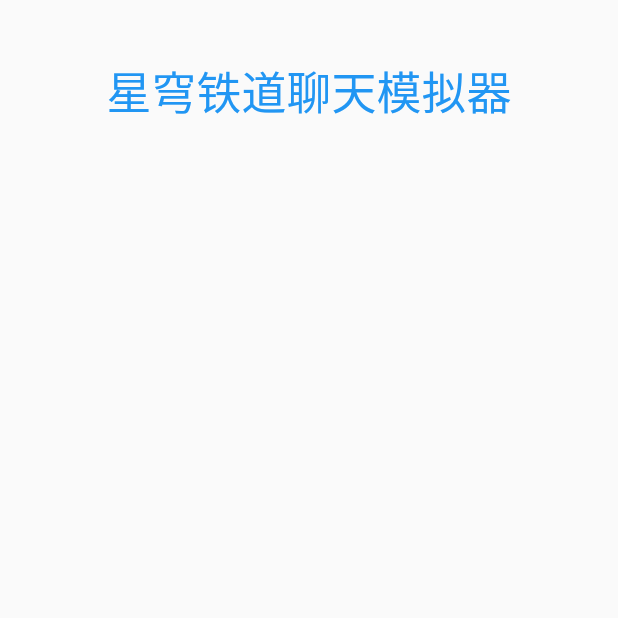
After one commit to nfnfgo/star_rail_msg_simulator, a Flutter app: the screen it shows after launch, item 2 of the bottom bar chosen, after a tap on the "keyboard control" icon, on a phone screen of 412 x 824 dp, the top half of it. The commit adds this screen. Run offline on Flutter 3.47's test engine with Material 2 defaults, Android fonts, the phone set to English and light mode, and no system bars; our stand-ins replace flutter_smart_dialog.

Commit message:
WorkOn: Add new app info page

```diff
--- a/star_rail_im_simulator/lib/pages/sr_im_simulator/chat_page.dart
+++ b/star_rail_im_simulator/lib/pages/sr_im_simulator/chat_page.dart
@@ -17,6 +17,7 @@ import 'package:flutter_smart_dialog/flutter_smart_dialog.dart';
 
 // Pages
 import 'package:star_rail_im_simulator/pages/sr_im_simulator/playable_chat_page.dart';
+import 'package:star_rail_im_simulator/pages/sr_im_simulator/more_info_page.dart';
 
 class SRIMChatPage extends StatefulWidget {
   const SRIMChatPage({super.key});
@@ -304,6 +305,19 @@ class _SRIMEditBarState extends State<SRIMEditBar> {
                   );
                 },
               ),
+
+              // More Info Page
+              IconButton(
+                onPressed: () {
+                  Navigator.of(context).push(MaterialPageRoute(
+                    builder: (context) {
+                      return SRIMAppInfoPage();
+                    },
+                  ));
+                },
+                icon: const Icon(Icons.more_horiz_rounded),
+                iconSize: widget.iconSize,
+              ),
             ],
           ),
         );
--- /dev/null
+++ b/star_rail_im_simulator/lib/pages/sr_im_simulator/more_info_page.dart
@@ -0,0 +1,82 @@
+// Fundamental
+import 'dart:ui';
+import 'package:flutter/material.dart';
+import 'package:flutter/services.dart';
+
+// Models
+import 'package:star_rail_im_simulator/models/srim_simulator/srim_simulator.dart';
+import 'package:star_rail_im_simulator/models/srim_simulator/providers/app_settings.dart';
+
+// Widgets
+import 'package:star_rail_im_simulator/widgets/sr_im_simulator/sr_im_simulator.dart';
+import 'package:star_rail_im_simulator/widgets/sr_im_simulator/materials.dart';
+
+// Plugs
+import 'package:provider/provider.dart';
+import 'package:flutter_smart_dialog/flutter_smart_dialog.dart';
+
+// Pages
+
+class SRIMAppInfoPage extends StatefulWidget {
+  const SRIMAppInfoPage({super.key});
+
+  @override
+  State<SRIMAppInfoPage> createState() => _SRIMAppInfoPageState();
+}
+
+class _SRIMAppInfoPageState extends State<SRIMAppInfoPage> {
+  @override
+  Widget build(BuildContext context) {
+    return Scaffold(
+      body: Stack(
+        alignment: Alignment.topCenter,
+        children: [
+          // Body Part
+          Padding(
+            padding: const EdgeInsets.symmetric(horizontal: 20, vertical: 10),
+            child: ListView(
+              physics: const BouncingScrollPhysics(),
+              children: const [
+                // Project Name
+                SizedBox(
+                  width: double.infinity,
+                  height: 100,
+                  child: const Center(
+                    child: Text(
+                      '星穹铁道聊天模拟器',
+                      style: TextStyle(fontSize: 30, color: Colors.blue),
+                    ),
+                  ),
+                ),
+              ],
+            ),
+          ),
+        ],
+      ),
+    );
+  }
+}
+
+/// The info tile widget in the app info page
+class SRIMInfoTile extends StatelessWidget {
+  /// Create a info tile widget which is usually used in the app info page
+  SRIMInfoTile({
+    super.key,
+    this.leading,
+  });
+
+  /// The leading widget of this info tile, usually can be a icon
+  Widget? leading;
+
+  @override
+  Widget build(BuildContext context) {
+    return Row(
+      crossAxisAlignment: CrossAxisAlignment.center,
+      mainAxisAlignment: MainAxisAlignment.start,
+      children: [
+        // Leading widget (Alternative)
+        if (leading != null) leading!,
+      ],
+    );
+  }
+}
```
Also changed, not shown: 2 other files.
